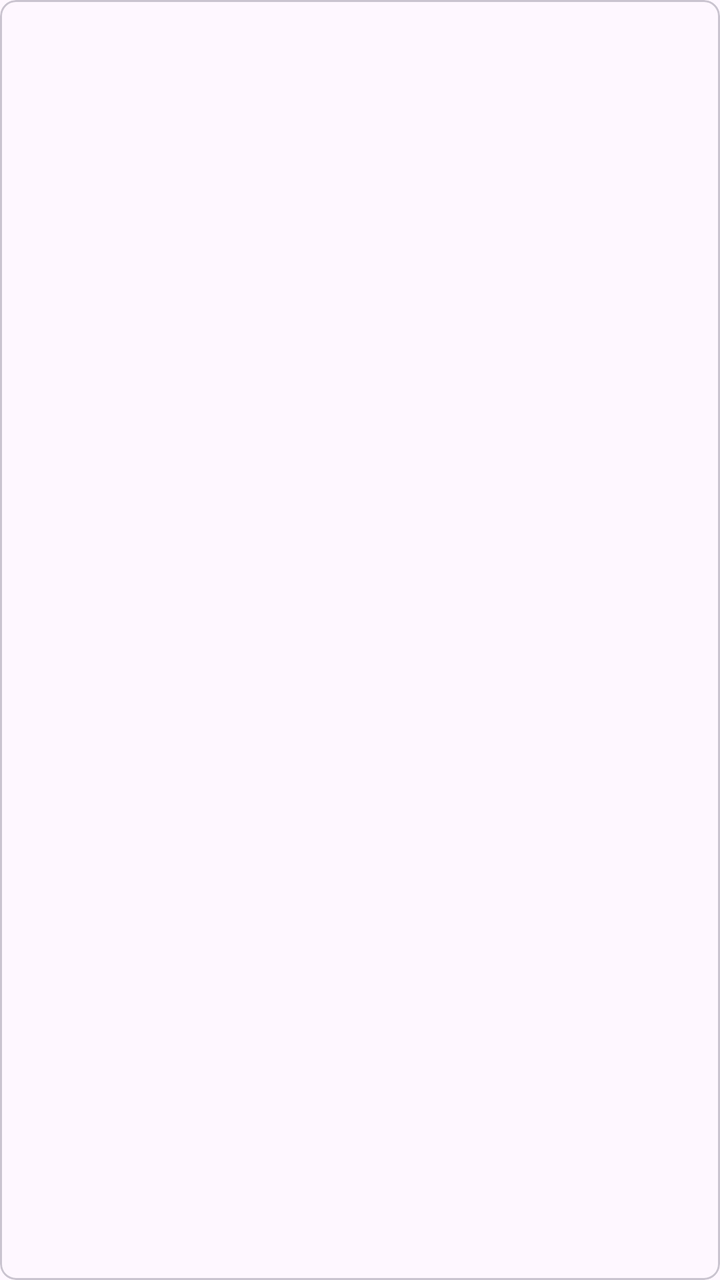
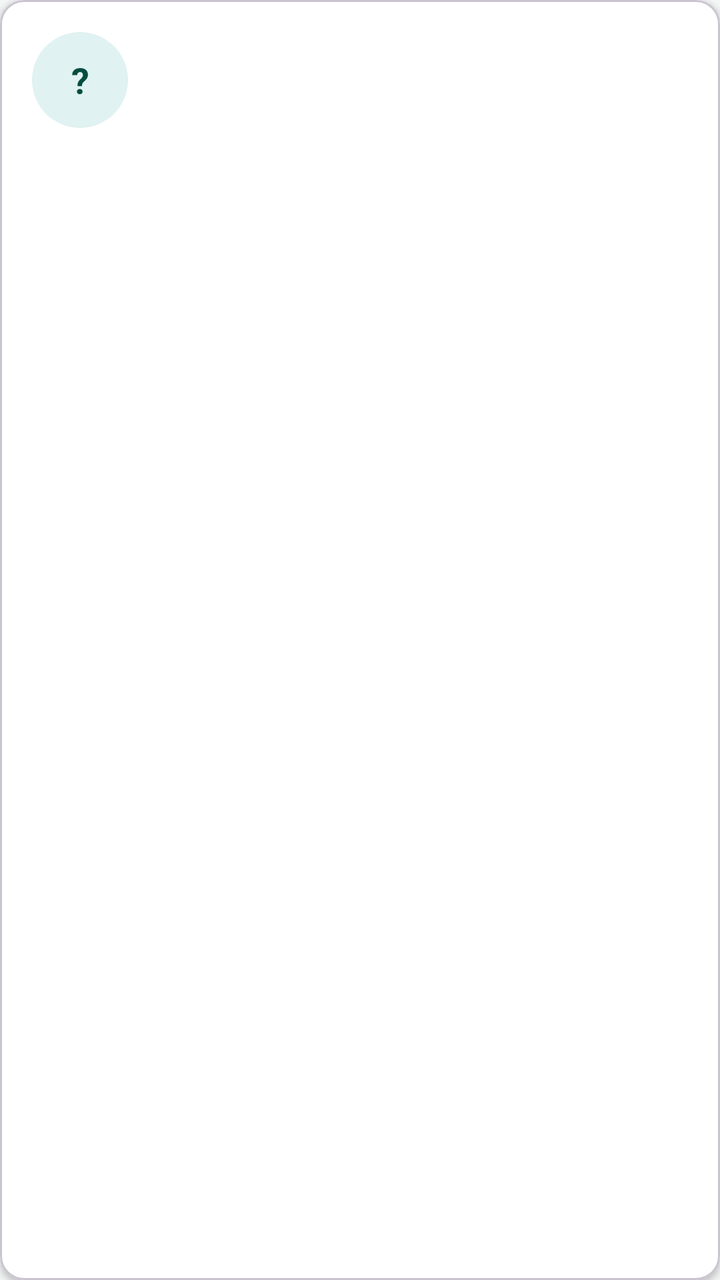

Before-and-after screenshots of an Android layout around one commit, followed by the original layout XML and the change that was made.
<!-- AndroidManifest.xml: application theme Theme.MyApplication -->
<!-- res/layout/item_staff.xml -->
<?xml version="1.0" encoding="utf-8"?>
<com.google.android.material.card.MaterialCardView xmlns:android="http://schemas.android.com/apk/res/android"
    android:layout_width="match_parent"
    android:layout_height="wrap_content"
    android:layout_margin="6dp"
    app:cardCornerRadius="8dp"
    xmlns:app="http://schemas.android.com/apk/res-auto">

    <LinearLayout
        android:layout_width="match_parent"
        android:layout_height="wrap_content"
        android:orientation="vertical"
        android:padding="16dp">

        <TextView
            android:id="@+id/nameText"
            android:layout_width="wrap_content"
            android:layout_height="wrap_content"
            android:textSize="16sp"
            android:textStyle="bold" />

        <TextView
            android:id="@+id/employeeIdText"
            android:layout_width="wrap_content"
            android:layout_height="wrap_content"
            android:textSize="13sp"
            android:layout_marginTop="2dp" />

        <TextView
            android:id="@+id/enrollmentStatusText"
            android:layout_width="wrap_content"
            android:layout_height="wrap_content"
            android:textSize="12sp"
            android:layout_marginTop="4dp" />
    </LinearLayout>

</com.google.android.material.card.MaterialCardView>
<!-- resources referenced by this layout -->
<resources>
  <style name="Theme.MyApplication" parent="Base.Theme.MyApplication" />
  <style name="Base.Theme.MyApplication" parent="Theme.Material3.DayNight.NoActionBar">
          
          
      </style>
</resources>

<!-- the commit's change to res/layout/item_staff.xml (unified diff, before → after) -->
@@ -1,37 +1,65 @@
 <?xml version="1.0" encoding="utf-8"?>
 <com.google.android.material.card.MaterialCardView xmlns:android="http://schemas.android.com/apk/res/android"
+    xmlns:app="http://schemas.android.com/apk/res-auto"
     android:layout_width="match_parent"
     android:layout_height="wrap_content"
-    android:layout_margin="6dp"
-    app:cardCornerRadius="8dp"
-    xmlns:app="http://schemas.android.com/apk/res-auto">
+    android:layout_marginHorizontal="12dp"
+    android:layout_marginVertical="6dp"
+    app:cardCornerRadius="12dp"
+    app:cardElevation="2dp"
+    app:cardBackgroundColor="@color/card_background">
 
     <LinearLayout
         android:layout_width="match_parent"
         android:layout_height="wrap_content"
-        android:orientation="vertical"
+        android:orientation="horizontal"
+        android:gravity="center_vertical"
         android:padding="16dp">
 
         <TextView
-            android:id="@+id/nameText"
-            android:layout_width="wrap_content"
+            android:id="@+id/avatarText"
+            android:layout_width="48dp"
+            android:layout_height="48dp"
+            android:background="@drawable/bg_avatar_circle"
+            android:gravity="center"
+            android:textColor="@color/brand_primary_dark"
+            android:textSize="18sp"
+            android:textStyle="bold"
+            android:text="?" />
+
+        <LinearLayout
+            android:layout_width="0dp"
             android:layout_height="wrap_content"
-            android:textSize="16sp"
-            android:textStyle="bold" />
+            android:layout_weight="1"
+            android:layout_marginStart="14dp"
+            android:orientation="vertical">
 
-        <TextView
-            android:id="@+id/employeeIdText"
-            android:layout_width="wrap_content"
-            android:layout_height="wrap_content"
-            android:textSize="13sp"
-            android:layout_marginTop="2dp" />
+            <TextView
+                android:id="@+id/nameText"
+                android:layout_width="wrap_content"
+                android:layout_height="wrap_content"
+                android:textSize="16sp"
+                android:textStyle="bold"
+                android:textColor="@color/text_primary" />
+
+            <TextView
+                android:id="@+id/employeeIdText"
+                android:layout_width="wrap_content"
+                android:layout_height="wrap_content"
+                android:layout_marginTop="2dp"
+                android:textSize="13sp"
+                android:textColor="@color/text_secondary" />
+        </LinearLayout>
 
         <TextView
             android:id="@+id/enrollmentStatusText"
             android:layout_width="wrap_content"
             android:layout_height="wrap_content"
-            android:textSize="12sp"
-            android:layout_marginTop="4dp" />
+            android:layout_marginStart="8dp"
+            android:paddingHorizontal="10dp"
+            android:paddingVertical="5dp"
+            android:textSize="11sp"
+            android:textStyle="bold" />
     </LinearLayout>
 
 </com.google.android.material.card.MaterialCardView>
<!-- resource entries referenced after the edit -->
@@ -1,9 +1,32 @@
 <!-- resources referenced by this layout -->
 <resources>
+  <color name="brand_primary_dark">#004D40</color>
+  <color name="card_background">@color/white</color>
+  <color name="text_primary">#212121</color>
+  <color name="text_secondary">#6B6B6B</color>
+  <!-- drawable bg_avatar_circle (drawable) -->
+  <?xml version="1.0" encoding="utf-8"?>
+  <shape xmlns:android="http://schemas.android.com/apk/res/android"
+      android:shape="oval">
+      <solid android:color="@color/brand_primary_light" />
+  </shape>
   <style name="Theme.MyApplication" parent="Base.Theme.MyApplication" />
+  <color name="white">#FFFFFFFF</color>
+  <color name="brand_primary_light">#E0F2F1</color>
   <style name="Base.Theme.MyApplication" parent="Theme.Material3.DayNight.NoActionBar">
-          
-          
+          <item name="colorPrimary">@color/brand_primary</item>
+          <item name="colorOnPrimary">@color/brand_on_primary</item>
+          <item name="colorPrimaryContainer">@color/brand_primary_light</item>
+          <item name="colorOnPrimaryContainer">@color/brand_primary_dark</item>
+          <item name="colorSecondary">@color/brand_secondary</item>
+          <item name="colorOnSecondary">@color/black</item>
+          <item name="android:statusBarColor">@color/brand_primary_dark</item>
+          <item name="android:windowBackground">@color/screen_background</item>
       </style>
+  <color name="brand_primary">#00695C</color>
+  <color name="brand_on_primary">@color/white</color>
+  <color name="brand_secondary">#FFB300</color>
+  <color name="black">#FF000000</color>
+  <color name="screen_background">#F5F7F6</color>
 </resources>
 
